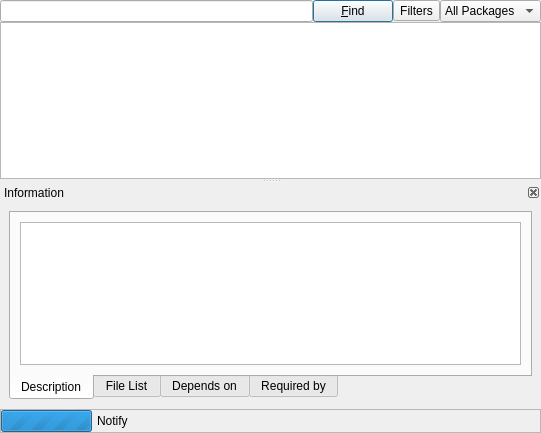
Before: the Qt Designer form AddRm/KpkAddRm.ui in KDE/apper, drawn with Qt 5.
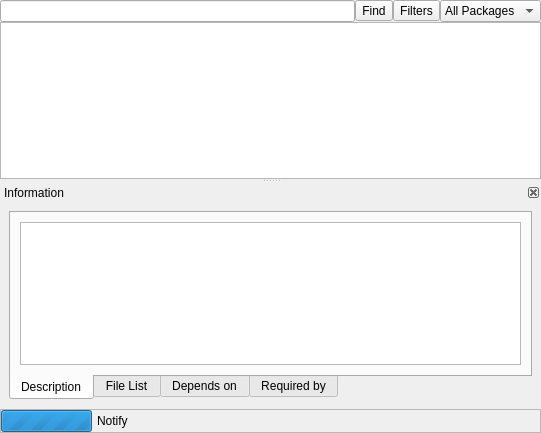
After: the same form once the commit is applied. Custom widgets are drawn as their Qt base class.

```diff
--- a/AddRm/KpkAddRm.ui
+++ b/AddRm/KpkAddRm.ui
@@ -271,16 +271,6 @@
      </layout>
     </widget>
    </item>
-   <item row="0" column="2" >
-    <widget class="QPushButton" name="findPB" >
-     <property name="text" >
-      <string>&amp;Find</string>
-     </property>
-     <property name="default" >
-      <bool>true</bool>
-     </property>
-    </widget>
-   </item>
    <item row="0" column="1" >
     <widget class="KLineEdit" name="searchKLE" >
      <property name="clickMessage" >
@@ -291,6 +281,16 @@
      </property>
     </widget>
    </item>
+   <item row="0" column="2" >
+    <widget class="QToolButton" name="findTB" >
+     <property name="text" >
+      <string>Find</string>
+     </property>
+     <property name="toolButtonStyle" >
+      <enum>Qt::ToolButtonTextBesideIcon</enum>
+     </property>
+    </widget>
+   </item>
   </layout>
  </widget>
  <customwidgets>
```
Left out of the diff: 22 changed lines with no effect on the pictures.
